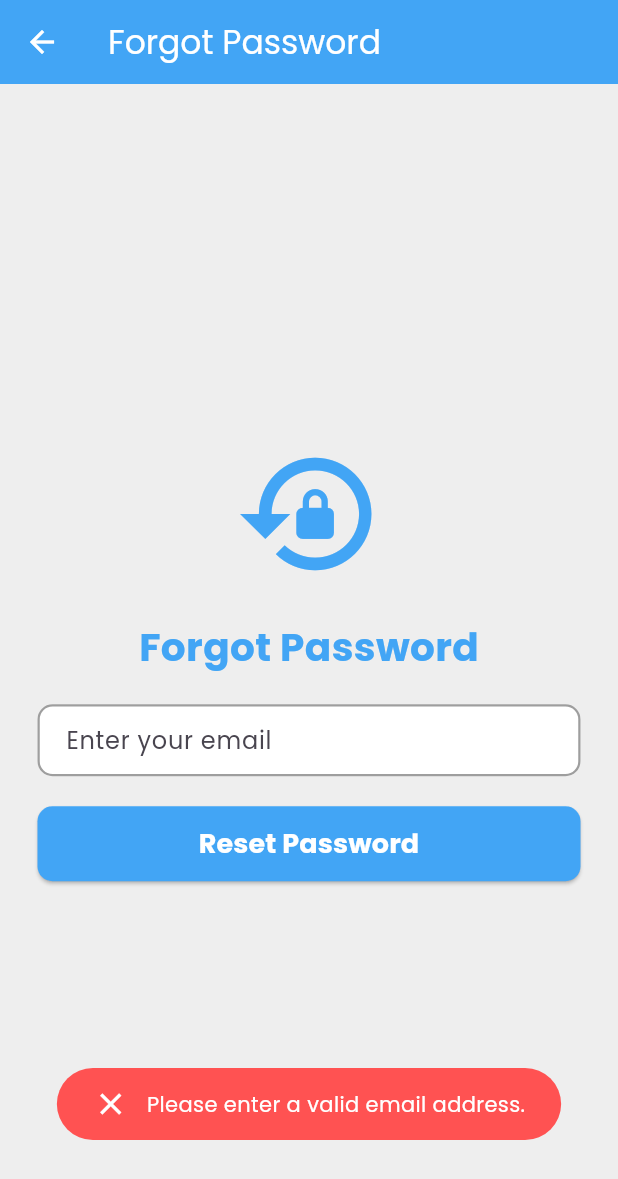
After one commit to zafar-m3n/To-do-app, a Flutter app: the ForgotPasswordPage screen opened directly, after a tap on "Reset Password", on a phone screen of 412 x 824 dp. The commit adds this screen. Shown: the top 1179 px of the screen. Run offline on Flutter 3.47's test engine with Material 3 defaults, Android fonts, the phone set to English and light mode, and no system bars; our stand-ins replace expandable, flutter_dotenv, flutter_secure_storage, fluttertoast; accounts and stored records are empty.

Commit message:
Forgot password

```diff
--- /dev/null
+++ b/lib/pages/forgot_password_page.dart
@@ -0,0 +1,164 @@
+import 'package:flutter/material.dart';
+import 'package:fluttertoast/fluttertoast.dart';
+import 'package:http/http.dart' as http;  // Import the http package
+import 'package:flutter_dotenv/flutter_dotenv.dart';  // Import dotenv for environment variables
+import 'login_page.dart';
+
+class ForgotPasswordPage extends StatefulWidget {
+  @override
+  _ForgotPasswordPageState createState() => _ForgotPasswordPageState();
+}
+
+class _ForgotPasswordPageState extends State<ForgotPasswordPage> {
+  final emailController = TextEditingController();
+  late FToast fToast;
+
+  @override
+  void initState() {
+    super.initState();
+    fToast = FToast();
+    fToast.init(context);
+  }
+
+  void _showToast(String message, bool isSuccess) {
+    Widget toast = Container(
+      padding: const EdgeInsets.symmetric(horizontal: 24.0, vertical: 12.0),
+      decoration: BoxDecoration(
+        borderRadius: BorderRadius.circular(25.0),
+        color: isSuccess ? Colors.greenAccent : Colors.redAccent,
+      ),
+      child: Row(
+        mainAxisSize: MainAxisSize.min,
+        children: [
+          Icon(isSuccess ? Icons.check : Icons.close, color: Colors.white),
+          SizedBox(width: 12.0),
+          Flexible(
+            child: Text(
+              message,
+              style: TextStyle(color: Colors.white),
+              overflow: TextOverflow.visible,
+            ),
+          ),
+        ],
+      ),
+    );
+
+    fToast.showToast(
+      child: toast,
+      gravity: ToastGravity.BOTTOM,
+      toastDuration: Duration(seconds: 3),
+    );
+  }
+
+  Future<void> resetPassword() async {
+    final email = emailController.text;
+
+    if (email.isEmpty || !RegExp(r'^[\w\.\-]+@[a-zA-Z_]+?\.[a-zA-Z]{2,3}$').hasMatch(email)) {
+      _showToast('Please enter a valid email address.', false);
+      return;
+    }
+
+    final String baseUrl = dotenv.env['BASE_URL']!;
+    final url = '$baseUrl/api/authentication/forgot-username-or-password/$email';
+
+    print("Making request to $url");
+
+    // API call to reset password
+    final response = await http.post(
+      Uri.parse(url),
+      headers: <String, String>{
+        'Content-Type': 'application/json; charset=UTF-8',
+      },
+    );
+
+    if (response.statusCode == 200) {
+      _showToast('Email sent successfully to $email. ${response.body}', true);
+      Navigator.pushReplacement(
+        context,
+        MaterialPageRoute(builder: (context) => LoginPage()),
+      );
+    } else {
+      _showToast('${response.body}', false);
+    }
+  }
+
+  @override
+  Widget build(BuildContext context) {
+    return Scaffold(
+      appBar: AppBar(
+        title: Text(
+          'Forgot Password',
+          style: TextStyle(color: Colors.white),
+        ),
+        backgroundColor: Colors.blue.shade400,
+        leading: IconButton(
+          icon: Icon(Icons.arrow_back, color: Colors.white),
+          onPressed: () {
+            Navigator.pushReplacement(
+              context,
+              MaterialPageRoute(builder: (context) => LoginPage()),
+            );
+          },
+        ),
+      ),
+      backgroundColor: Colors.grey[200],
+      body: Padding(
+        padding: const EdgeInsets.all(25.0),
+        child: Column(
+          mainAxisAlignment: MainAxisAlignment.center,
+          children: [
+            Icon(
+              Icons.lock_reset,
+              size: 100,
+              color: Colors.blue.shade400,
+            ),
+            SizedBox(height: 20),
+            Text(
+              'Forgot Password',
+              style: TextStyle(fontSize: 26, color: Colors.blue.shade400, fontWeight: FontWeight.bold),
+            ),
+            SizedBox(height: 20),
+            TextField(
+              controller: emailController,
+              decoration: InputDecoration(
+                hintText: 'Enter your email',
+                fillColor: Colors.white,
+                filled: true,
+                contentPadding: EdgeInsets.symmetric(horizontal: 15, vertical: 10),
+                enabledBorder: OutlineInputBorder(
+                  borderRadius: BorderRadius.circular(10),
+                  borderSide: BorderSide(
+                    color: Colors.grey,
+                    width: 1.5,
+                  ),
+                ),
+                focusedBorder: OutlineInputBorder(
+                  borderRadius: BorderRadius.circular(10),
+                  borderSide: BorderSide(
+                    color: Colors.blue.shade400,
+                    width: 2.0,
+                  ),
+                ),
+              ),
+            ),
+            SizedBox(height: 20),
+            ElevatedButton(
+              onPressed: resetPassword,
+              child: Text(
+                'Reset Password',
+                style: TextStyle(color: Colors.white, fontWeight: FontWeight.bold, fontSize: 18),
+              ),
+              style: ElevatedButton.styleFrom(
+                backgroundColor: Colors.blue.shade400,
+                minimumSize: Size(double.infinity, 50),
+                shape: RoundedRectangleBorder(
+                  borderRadius: BorderRadius.circular(10),
+                ),
+              ),
+            ),
+          ],
+        ),
+      ),
+    );
+  }
+}
--- a/lib/pages/login_page.dart
+++ b/lib/pages/login_page.dart
@@ -6,6 +6,7 @@ import 'package:fluttertoast/fluttertoast.dart';
 import 'package:flutter_secure_storage/flutter_secure_storage.dart';
 import 'package:ver_1/pages/home_page.dart';
 import 'package:ver_1/pages/register_page.dart';
+import 'package:ver_1/pages/forgot_password_page.dart';
 
 class LoginPage extends StatefulWidget {
   const LoginPage({super.key});
@@ -127,6 +128,13 @@ class _LoginPageState extends State<LoginPage> {
     );
   }
 
+  void forgotPasswordRoute() {
+    Navigator.push(
+      context,
+      MaterialPageRoute(builder: (context) => ForgotPasswordPage()),
+    );
+  }
+
   @override
   Widget build(BuildContext context) {
     return Scaffold(
@@ -182,9 +190,12 @@ class _LoginPageState extends State<LoginPage> {
                 // Forgot password
                 Align(
                   alignment: Alignment.centerRight,
-                  child: Text(
-                    'Forgot Password?',
-                    style: TextStyle(color: Colors.grey[600]),
+                  child: InkWell(
+                    onTap: () => forgotPasswordRoute(),
+                    child: Text(
+                      'Forgot Password?',
+                      style: TextStyle(color: Colors.grey[600]),
+                    ),
                   ),
                 ),
 
```
Also changed, not shown: 5 other files.
